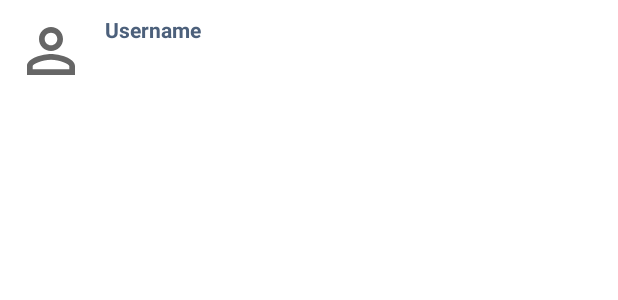
After one commit to SonHai32/SocialNetwordAndroid, an Android app: the layout friend_suggest_custom_listview.xml on its own in the app's theme, with its tools: preview values and no code run, on a phone screen of 412 x 824 dp. The commit adds this screen. Shown: the top 300 px of the screen. Run offline under Robolectric (Android 15) with nearby library versions, the phone set to English and light mode, and no system bars.

Commit message:
update friend suggest

```diff
--- a/app/src/main/res/layout/fragment_friend_suggest.xml
+++ b/app/src/main/res/layout/fragment_friend_suggest.xml
@@ -5,10 +5,10 @@
     android:layout_height="match_parent"
     tools:context=".ui.FriendSuggestFragment">
 
-  <!-- TODO: Update blank fragment layout -->
-  <TextView
+  <ListView
+      android:id="@+id/lvFriendSuggest"
       android:layout_width="match_parent"
       android:layout_height="match_parent"
-      android:text="@string/hello_blank_fragment" />
+      android:divider="@color/transparency" />
 
 </FrameLayout>
--- /dev/null
+++ b/app/src/main/res/layout/friend_suggest_custom_listview.xml
@@ -0,0 +1,51 @@
+<?xml version="1.0" encoding="utf-8"?>
+<androidx.appcompat.widget.LinearLayoutCompat xmlns:android="http://schemas.android.com/apk/res/android"
+    xmlns:app="http://schemas.android.com/apk/res-auto"
+    android:id="@+id/friendSuggestItemMainContainer"
+    android:layout_width="match_parent"
+    android:layout_height="wrap_content"
+    android:clickable="true">
+
+  <com.google.android.flexbox.FlexboxLayout
+      android:layout_width="match_parent"
+      android:layout_height="80dp"
+      android:padding="10dp"
+      app:alignItems="center"
+      app:justifyContent="space_between">
+
+    <com.google.android.flexbox.FlexboxLayout
+        android:layout_width="wrap_content"
+        android:layout_height="wrap_content"
+        app:alignItems="center"
+        app:justifyContent="flex_start">
+
+      <de.hdodenhof.circleimageview.CircleImageView
+          android:id="@+id/friendSuggestItemAvatar"
+          android:layout_width="48dp"
+          android:layout_height="48dp"
+          android:src="@drawable/ic_user"
+          app:civ_border_color="@color/transparency"
+          app:layout_constraintBottom_toBottomOf="parent"
+          app:layout_constraintStart_toStartOf="parent"
+          app:layout_constraintTop_toTopOf="parent" />
+
+      <TextView
+          android:id="@+id/friendSuggestItemUsername"
+          android:layout_width="wrap_content"
+          android:layout_height="wrap_content"
+          android:layout_marginStart="12sp"
+          android:text="Username"
+          android:textColor="@color/colorText"
+          android:textStyle="bold" />
+    </com.google.android.flexbox.FlexboxLayout>
+
+    <ImageButton
+        android:id="@+id/friendSuggestItemMessageBtn"
+        android:layout_width="wrap_content"
+        android:layout_height="wrap_content"
+        android:background="@color/transparency"
+        android:src="@drawable/ic_friend_add_outline_gray"
+        app:tint="@color/colorPrimary" />
+
+  </com.google.android.flexbox.FlexboxLayout>
+</androidx.appcompat.widget.LinearLayoutCompat>
```
Also changed, not shown: app/src/main/java/com/hailam32/doanmangxahoi/adapter/FriendSuggestAdapter.java (added, +74 -0 lines), app/src/main/java/com/hailam32/doanmangxahoi/ui/FriendSuggestFragment.java (+63 -46 lines).
